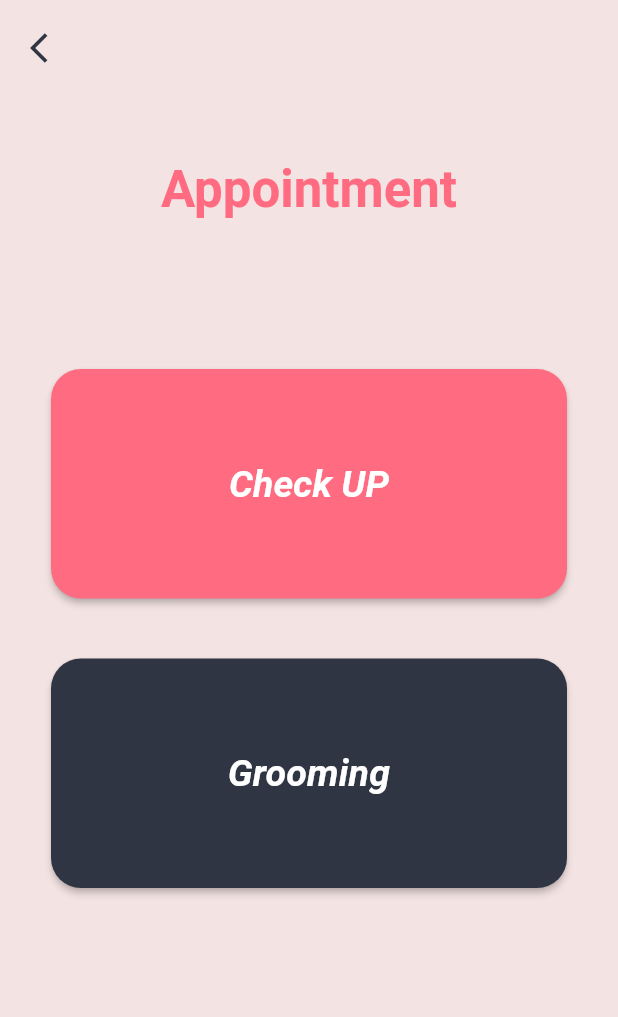
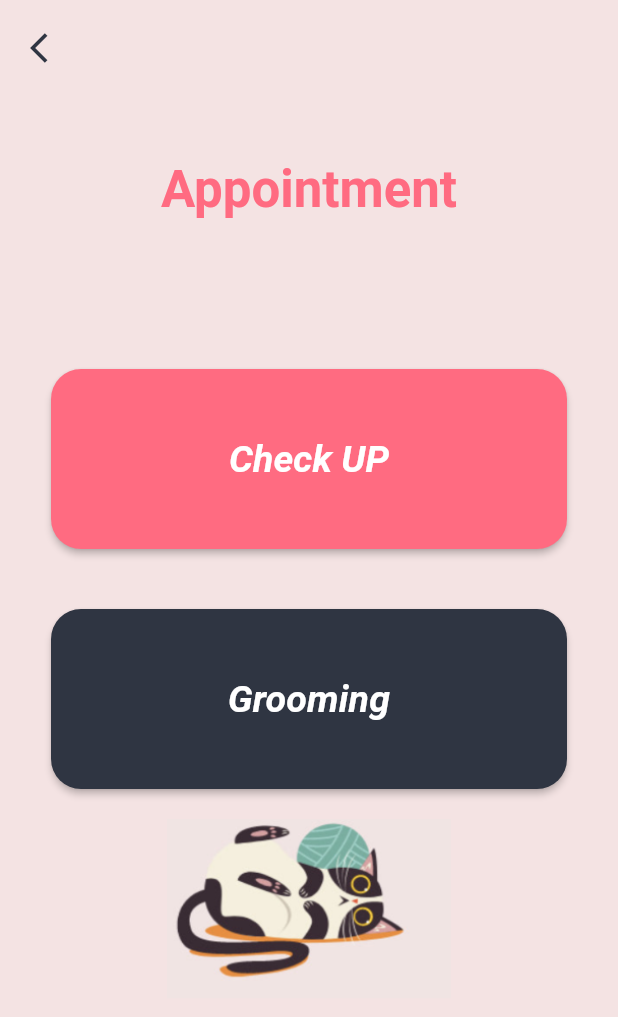
Before and after one commit to Muneerah53/MyPet, a Flutter app: the appointmentPage screen opened directly, after a tap on "Appointment Booking", on a phone screen of 412 x 824 dp. Shown: the top 1017 px of the screen. Run offline on Flutter 3.47's test engine with Material 2 defaults, Android fonts, the phone set to English and light mode, and no system bars; our stand-ins replace cloud_firestore, email_validator, firebase_auth, firebase_core, firebase_database, syncfusion_flutter_calendar; accounts and stored records are empty.

Commit message:
layout updates

```diff
--- a/lib/Appointment.dart
+++ b/lib/Appointment.dart
@@ -83,10 +83,10 @@ class _AppointPageState extends State<appointmentPage> {
                     fontWeight: FontWeight.bold),
               ),
             ),
-            SizedBox(height: 40),
+            SizedBox(height: 30),
             Container(
               width: 344,
-              height: 153,
+              height: 120,
               child: ElevatedButton(
                   onPressed: () {
                     Navigator.push(
@@ -107,10 +107,10 @@ class _AppointPageState extends State<appointmentPage> {
                         borderRadius: BorderRadius.circular(20.0))),
                   )),
             ),
-            SizedBox(height: 40),
+            SizedBox(height: 30),
             Container(
               width: 344,
-              height: 153,
+              height: 120,
               child: ElevatedButton(
                   onPressed: () {
                     // Navigator.push(
@@ -131,10 +131,10 @@ class _AppointPageState extends State<appointmentPage> {
                         borderRadius: BorderRadius.circular(20.0))),
                   )),
             ),
-            SizedBox(height: 40),
+            SizedBox(height: 30),
             Container(
               width: 344,
-              height: 153,
+              height: 120,
               child: ElevatedButton(
                   onPressed: () {
                     /*Navigator.push(
--- a/lib/OrderList.dart
+++ b/lib/OrderList.dart
@@ -1,4 +1,3 @@
-import 'package:MyPet/Mypets.dart';
 import 'package:cloud_firestore/cloud_firestore.dart';
 import 'package:flutter/material.dart';
 import 'package:flutter/widgets.dart';
--- a/lib/appointment_main.dart
+++ b/lib/appointment_main.dart
@@ -118,7 +118,7 @@ class _AppoinMainState extends State<AppoinMain> {
             Container(
               margin: const EdgeInsets.fromLTRB(0, 60, 0, 40),
               width: 344,
-              height: 153,
+              height: 120,
               child: ElevatedButton(
                 onPressed: () {
                   t = 0;
@@ -143,7 +143,7 @@ class _AppoinMainState extends State<AppoinMain> {
             SizedBox(width: 50),
             Container(
               width: 344,
-              height: 153,
+              height: 120,
               child: ElevatedButton(
                   onPressed: () {
                     t = 1;
@@ -164,6 +164,20 @@ class _AppoinMainState extends State<AppoinMain> {
                     shape: MaterialStateProperty.all(RoundedRectangleBorder(
                         borderRadius: BorderRadius.circular(20.0))),
                   )),
+            ),
+
+            SizedBox(
+              height: 20.0,
+            ),
+            Row(
+              mainAxisAlignment: MainAxisAlignment.center,
+              children: [
+                Image(
+                    width: 210.0,
+                    height: 120.0,
+                    fit: BoxFit.contain,
+                    image: new AssetImage('images/image_3.png'))
+              ],
             ),
           ],
         ),
```
Also changed, not shown: lib/admin_main.dart (+6 -6 lines), lib/ownerProfile.dart (+13 -7 lines), lib/petOwner_main.dart (+13 -17 lines), 23 other files.
